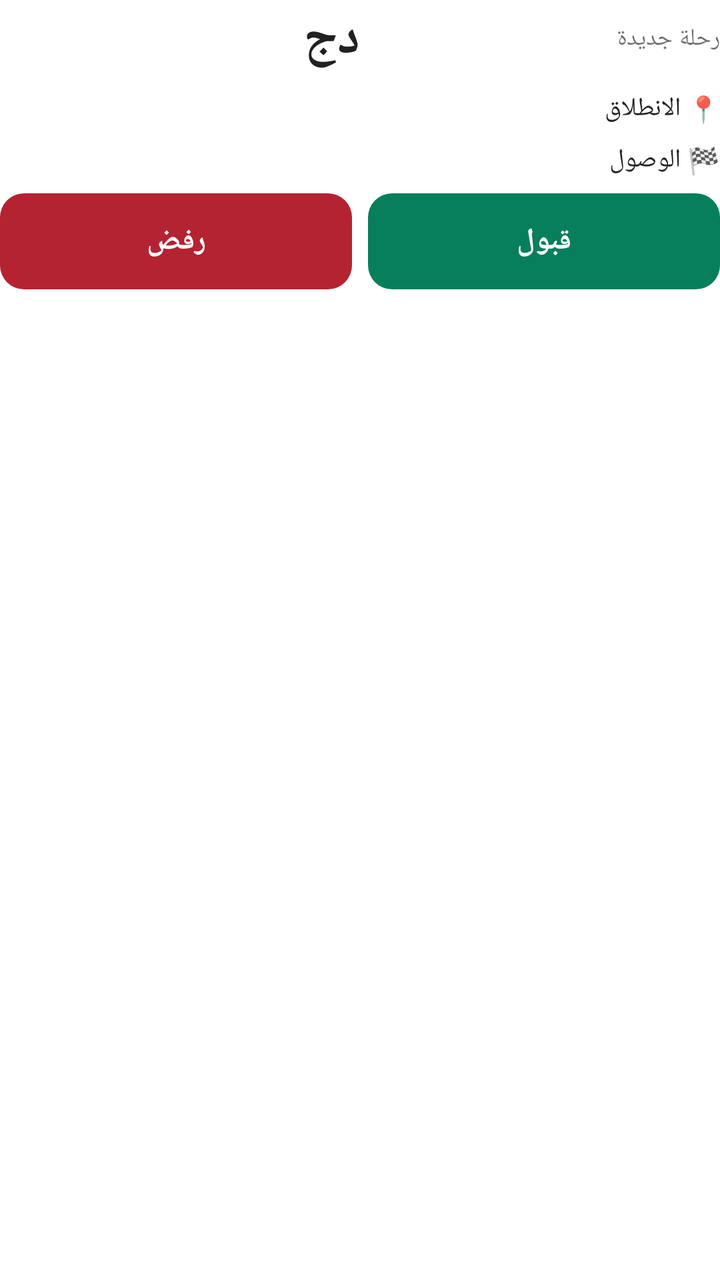
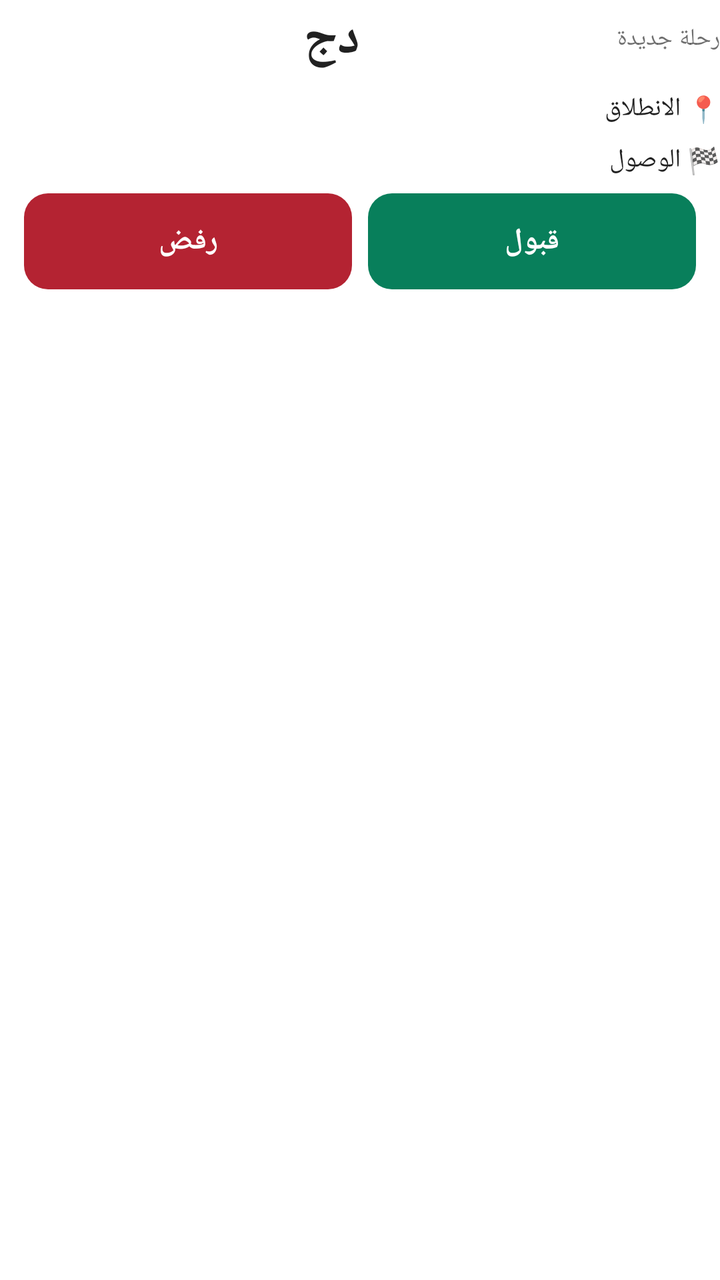

The first picture is an Android layout as it rendered before a commit; the second is the same layout after the commit. The layout source and the unified diff follow.
<!-- AndroidManifest.xml: fallback theme Theme.MaterialComponents.DayNight.NoActionBar -->
<!-- res/layout/offer_expanded.xml -->
<?xml version="1.0" ?>
<LinearLayout xmlns:android="http://schemas.android.com/apk/res/android" android:layout_width="match_parent" android:layout_height="wrap_content" android:orientation="vertical" android:layoutDirection="rtl" android:paddingTop="2dp" android:paddingBottom="2dp">
    <LinearLayout android:layout_width="match_parent" android:layout_height="wrap_content" android:orientation="horizontal" android:gravity="center_vertical">
        <TextView android:id="@+id/offer_title" android:layout_width="0dp" android:layout_height="wrap_content" android:text="رحلة جديدة" android:textSize="12sp" android:textDirection="rtl" android:gravity="right|center_vertical" android:textAppearance="@style/TextAppearance.Compat.Notification" android:includeFontPadding="false" android:layout_weight="1" android:alpha="0.65"/>
        <TextView android:id="@+id/offer_price" android:layout_width="0dp" android:layout_height="wrap_content" android:text="دج" android:textSize="26sp" android:textDirection="rtl" android:gravity="right|center_vertical" android:textAppearance="@style/TextAppearance.Compat.Notification" android:includeFontPadding="false" android:layout_weight="1" android:textStyle="bold" android:maxLines="1" android:ellipsize="end"/>
    </LinearLayout>
    <TextView android:id="@+id/offer_pickup" android:layout_width="match_parent" android:layout_height="wrap_content" android:text="📍 الانطلاق" android:textSize="13sp" android:textDirection="rtl" android:gravity="right|center_vertical" android:textAppearance="@style/TextAppearance.Compat.Notification" android:includeFontPadding="false" android:maxLines="2" android:ellipsize="end" android:layout_marginTop="8dp"/>
    <TextView android:id="@+id/offer_destination" android:layout_width="match_parent" android:layout_height="wrap_content" android:text="🏁 الوصول" android:textSize="13sp" android:textDirection="rtl" android:gravity="right|center_vertical" android:textAppearance="@style/TextAppearance.Compat.Notification" android:includeFontPadding="false" android:maxLines="2" android:ellipsize="end" android:layout_marginTop="8dp"/>
    <LinearLayout android:layout_width="match_parent" android:layout_height="wrap_content" android:orientation="horizontal" android:layout_marginTop="8dp">
        <TextView android:id="@+id/offer_accept" android:layout_width="0dp" android:layout_weight="1" android:layout_height="48dp" android:background="@drawable/offer_accept" android:text="قبول" android:textColor="#FFFFFF" android:textSize="15sp" android:textStyle="bold" android:gravity="center" android:layout_marginEnd="4dp"/>
        <TextView android:id="@+id/offer_reject" android:layout_width="0dp" android:layout_weight="1" android:layout_height="48dp" android:background="@drawable/offer_reject" android:text="رفض" android:textColor="#FFFFFF" android:textSize="15sp" android:textStyle="bold" android:gravity="center" android:layout_marginStart="4dp"/>
    </LinearLayout>
</LinearLayout>
<!-- resources referenced by this layout -->
<resources>
  <!-- drawable offer_accept (drawable) -->
  <?xml version="1.0" ?>
  <shape xmlns:android="http://schemas.android.com/apk/res/android">
      <solid android:color="#087F5B"/>
      <corners android:radius="12dp"/>
  </shape>
  <!-- drawable offer_reject (drawable) -->
  <?xml version="1.0" ?>
  <shape xmlns:android="http://schemas.android.com/apk/res/android">
      <solid android:color="#B42332"/>
      <corners android:radius="12dp"/>
  </shape>
</resources>

<!-- the commit's change to res/layout/offer_expanded.xml (unified diff, before → after) -->
@@ -6,7 +6,7 @@
     </LinearLayout>
     <TextView android:id="@+id/offer_pickup" android:layout_width="match_parent" android:layout_height="wrap_content" android:text="📍 الانطلاق" android:textSize="13sp" android:textDirection="rtl" android:gravity="right|center_vertical" android:textAppearance="@style/TextAppearance.Compat.Notification" android:includeFontPadding="false" android:maxLines="2" android:ellipsize="end" android:layout_marginTop="8dp"/>
     <TextView android:id="@+id/offer_destination" android:layout_width="match_parent" android:layout_height="wrap_content" android:text="🏁 الوصول" android:textSize="13sp" android:textDirection="rtl" android:gravity="right|center_vertical" android:textAppearance="@style/TextAppearance.Compat.Notification" android:includeFontPadding="false" android:maxLines="2" android:ellipsize="end" android:layout_marginTop="8dp"/>
-    <LinearLayout android:layout_width="match_parent" android:layout_height="wrap_content" android:orientation="horizontal" android:layout_marginTop="8dp">
+    <LinearLayout android:layout_width="match_parent" android:layout_height="wrap_content" android:orientation="horizontal" android:layout_marginTop="8dp" android:layout_marginStart="12dp" android:layout_marginEnd="12dp" android:layout_marginBottom="10dp">
         <TextView android:id="@+id/offer_accept" android:layout_width="0dp" android:layout_weight="1" android:layout_height="48dp" android:background="@drawable/offer_accept" android:text="قبول" android:textColor="#FFFFFF" android:textSize="15sp" android:textStyle="bold" android:gravity="center" android:layout_marginEnd="4dp"/>
         <TextView android:id="@+id/offer_reject" android:layout_width="0dp" android:layout_weight="1" android:layout_height="48dp" android:background="@drawable/offer_reject" android:text="رفض" android:textColor="#FFFFFF" android:textSize="15sp" android:textStyle="bold" android:gravity="center" android:layout_marginStart="4dp"/>
     </LinearLayout>
